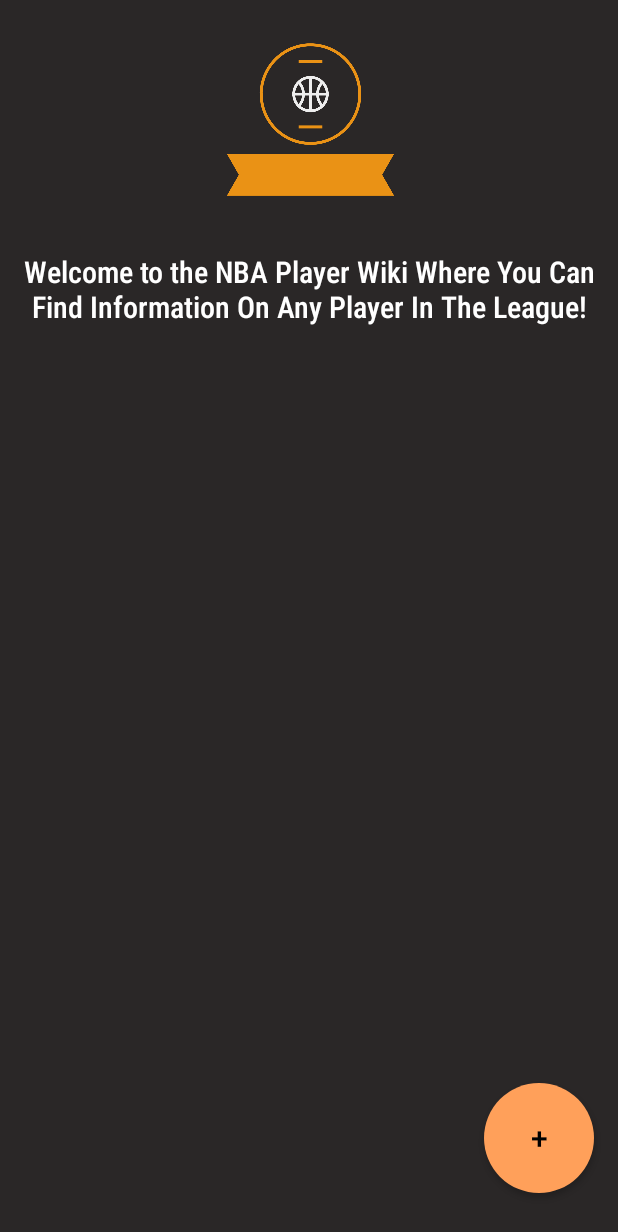
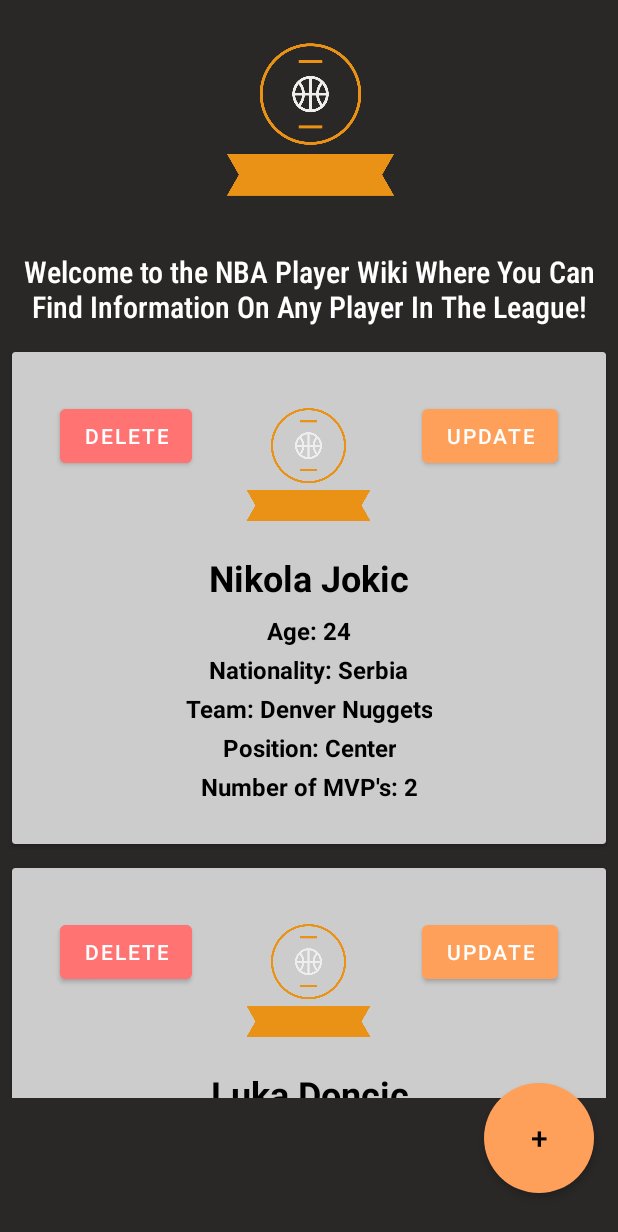
Before and after one commit to BaliciMichael/mobile_app_dev_assignment_1, an Android app: the screen it shows after launch (MainActivity), on a phone screen of 412 x 824 dp. Shown: the top 1232 px of the screen. Run offline under Robolectric (Android 15) with nearby library versions, the phone set to English and light mode, and no system bars.

Commit message:
wrote a removePlayer function(yet to be implemented in the app)

```diff
--- a/app/src/main/java/ie/setu/assignment1/activities/AddPlayer.kt
+++ b/app/src/main/java/ie/setu/assignment1/activities/AddPlayer.kt
@@ -40,11 +40,17 @@
             binding.lastName.setText(player.last)
             binding.nationalityEditText.setText(player.nationality)
             binding.playerAgeEditText.setText(player.age.toString())
-            binding.mvpNum.setText(player.numOfMvp.toString())
             binding.createPlayerButton.setHint("Update Player")
             binding.addImageButton.setHint("Update Image")
             binding.textView.setText("Update Player Information")
-
+            binding.mvpCheckbox.isChecked = player.mvp
+            binding.mvpNum.setText(player.numOfMvp.toString())
+            if(binding.mvpCheckbox.isChecked){
+               binding.mvpNum.visibility = View.VISIBLE
+            }
+            else{
+                binding.mvpNum.visibility = View.GONE
+            }
 
            // val playerId = player.id
 //
--- a/app/src/main/java/ie/setu/assignment1/activities/MainActivity.kt
+++ b/app/src/main/java/ie/setu/assignment1/activities/MainActivity.kt
@@ -18,6 +18,7 @@
 
 class MainActivity : AppCompatActivity(),PlayerListener{
     private lateinit var binding: ActivityMainBinding
+    private lateinit var binding1: CardPlayerBinding
     lateinit var app: MainApp
 
     override fun onCreate(savedInstanceState: Bundle?) {
@@ -35,8 +36,10 @@
     }
     override fun onPlayerClick(player: Player) {
         val launcherIntent = Intent(this, AddPlayer::class.java)
-        launcherIntent.putExtra("player_edit", player)
-        getClickResult.launch(launcherIntent)
+            launcherIntent.putExtra("player_edit", player)
+            getClickResult.launch(launcherIntent)
+
+
     }
 
     private val getClickResult =
--- a/app/src/main/java/ie/setu/assignment1/main/MainApp.kt
+++ b/app/src/main/java/ie/setu/assignment1/main/MainApp.kt
@@ -11,8 +11,9 @@
     override fun onCreate() {
         super.onCreate()
         println("Activity started")
-
-
+       players.create(Player(1,"Nikola","Jokic",24,"Serbia",true,2,"Denver Nuggets","Center"))
+        players.create(Player(1,"Luka","Doncic",24,"Slovenia",true,1,"Dallas Mavericks","Point Guard"))
+        players.create(Player(1,"James","Harden",27,"USA",false,0,"Utah Jazz","Shooting Guard"))
 
     }
 }
--- a/app/src/main/java/ie/setu/assignment1/models/PlayerMemStore.kt
+++ b/app/src/main/java/ie/setu/assignment1/models/PlayerMemStore.kt
@@ -17,6 +17,11 @@
             }
         }
         return null
+    }
+    fun removePlayer(id: Long){
+        //checks if the id is equal to the id in the arraylist if it is it will remove it
+        players.removeIf { it.id == id }
+
     }
 
     override fun create(player: Player) {
--- a/app/src/main/res/layout/card_player.xml
+++ b/app/src/main/res/layout/card_player.xml
@@ -12,6 +12,32 @@
         android:layout_width="match_parent"
         android:layout_height="328dp"
         android:padding="16dp">
+
+
+        <Button
+            android:id="@+id/update_button"
+            android:layout_width="wrap_content"
+            android:layout_height="wrap_content"
+            android:layout_alignParentTop="true"
+            android:layout_alignParentRight="true"
+            android:layout_marginStart="16dp"
+            android:layout_marginTop="16dp"
+            android:layout_marginEnd="16dp"
+            android:layout_marginBottom="16dp"
+            android:text="Update" />
+        <Button
+            android:id="@+id/delete_button"
+            android:layout_width="wrap_content"
+            android:layout_height="wrap_content"
+            android:layout_alignParentTop="true"
+            android:layout_alignParentLeft="true"
+            android:backgroundTint="#FF7373"
+            android:layout_marginStart="16dp"
+            android:layout_marginTop="16dp"
+            android:layout_marginEnd="16dp"
+            android:layout_marginBottom="16dp"
+            android:text="Delete" />
+
 
         <ImageView
             android:id="@+id/player_image"
```
